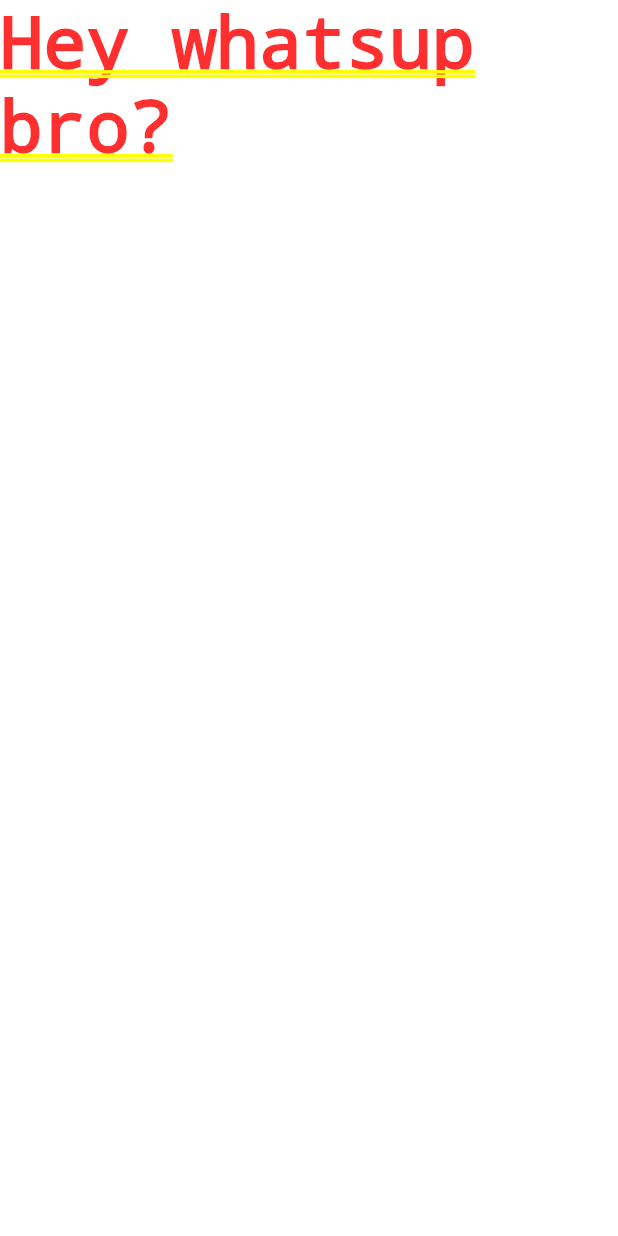
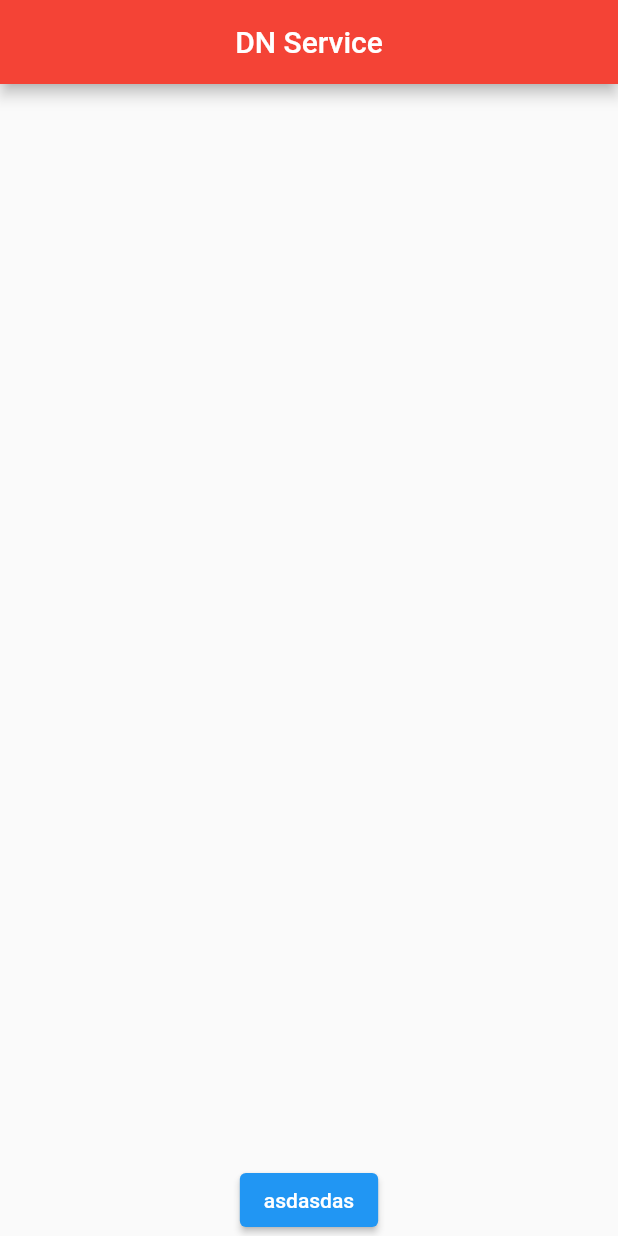
Before and after one commit to RafyDjauhari/DN-First-App, a Flutter app: the screen it shows after launch, on a phone screen of 412 x 824 dp. Run offline on Flutter 3.47's test engine with Material 2 defaults, Android fonts, the phone set to English and light mode, and no system bars.

Commit message:
Update 1

```diff
--- a/lib/main.dart
+++ b/lib/main.dart
@@ -10,9 +10,21 @@ class MyApp extends StatelessWidget {
   @override
   Widget build(BuildContext context) {
     return MaterialApp(
-      title: "ServiceIn",
-      theme: ThemeData(primaryColor: Colors.yellow),
-      home: Text("Hey whatsup bro?"),
+      home: Scaffold(
+        appBar: AppBar(
+          backgroundColor: Colors.red,
+          title: Center(
+            child: Text("DN Service"),
+          ),
+        ),
+        body: Align(
+          child: ElevatedButton(
+            child: Text("asdasdas"),
+            onPressed: () {},
+          ),
+          alignment: AlignmentDirectional.bottomCenter,
+        ),
+      ),
     );
   }
 }
```
